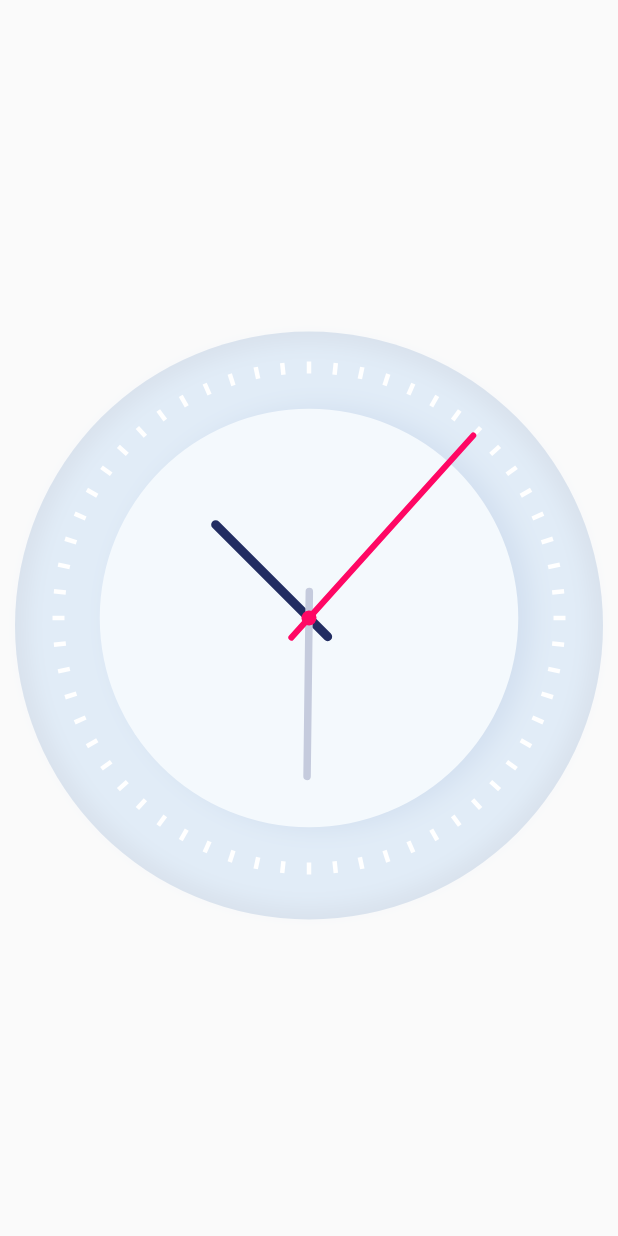
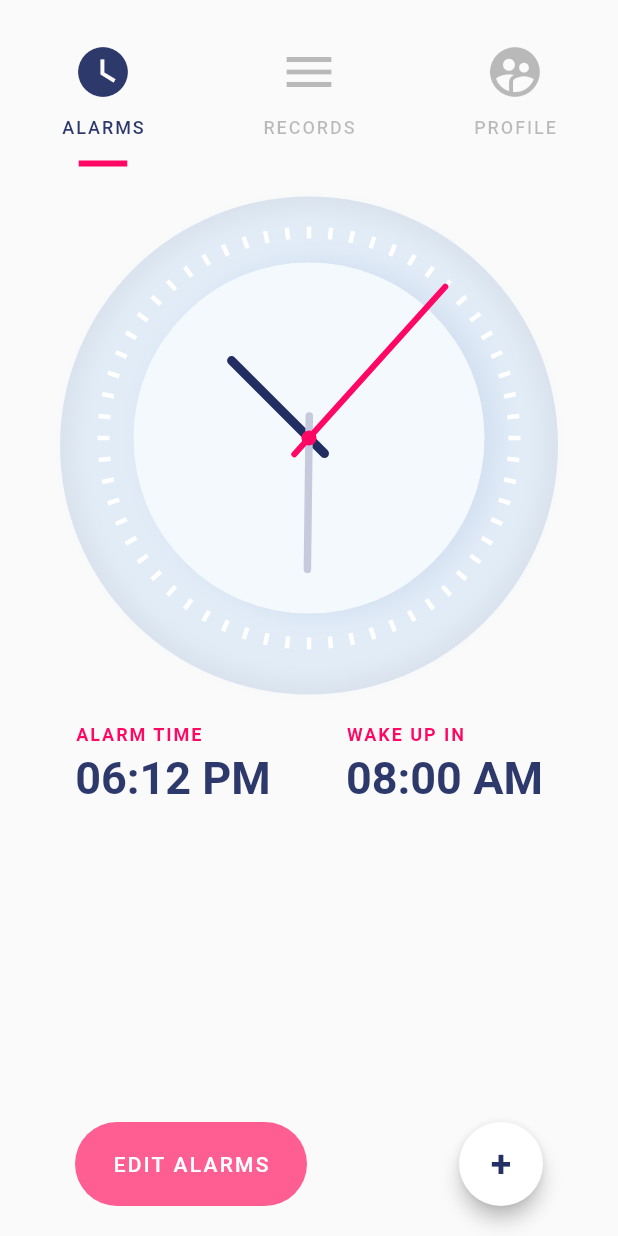
Before and after one commit to MerakchiHibaa/clock_app, a Flutter app: the screen it shows after launch, on a phone screen of 412 x 824 dp. Run offline on Flutter 3.47's test engine with Material 2 defaults, Android fonts, the phone set to English and light mode, and no system bars.

Commit message:
finished the first screen

```diff
--- a/lib/clock.dart
+++ b/lib/clock/clock.dart
@@ -1,9 +1,9 @@
 import 'dart:async';
 import 'dart:math';
 
-import 'package:clock/clock_text.dart';
+import 'clock_face.dart';
+import 'clock_text.dart';
 import 'package:flutter/material.dart';
-import 'package:clock/clock_face.dart';
 
 import 'clock_dial_painter.dart';
 import 'clock_hands.dart';
--- a/lib/clock_dial_painter.dart
+++ b/lib/clock/clock_dial_painter.dart
@@ -1,6 +1,6 @@
 import 'dart:math';
 
-import 'package:clock/clock_text.dart';
+import 'clock_text.dart';
 import 'package:flutter/material.dart';
 
 class ClockDialPainter extends CustomPainter {
--- a/lib/clock_face.dart
+++ b/lib/clock/clock_face.dart
@@ -1,7 +1,7 @@
-import 'package:clock/clock_text.dart';
+import 'clock_text.dart';
 import 'package:flutter/material.dart';
-import 'package:clock/clock_dial_painter.dart';
-import 'package:clock/clock_hands.dart';
+import 'clock_dial_painter.dart';
+import 'clock_hands.dart';
 
 class ClockFace extends StatelessWidget {
   final DateTime dateTime;
--- a/lib/clock_hands.dart
+++ b/lib/clock/clock_hands.dart
@@ -1,8 +1,8 @@
 import 'dart:async';
 
-import 'package:clock/hand_hour.dart';
-import 'package:clock/hand_minute.dart';
-import 'package:clock/hand_second.dart';
+import 'hand_hour.dart';
+import 'hand_minute.dart';
+import 'hand_second.dart';
 import 'package:flutter/material.dart';
 
 class ClockHands extends StatelessWidget {
--- a/lib/main.dart
+++ b/lib/main.dart
@@ -1,6 +1,7 @@
 import 'package:flutter/material.dart';
-import 'package:clock/clock.dart';
-import 'package:clock/clock_text.dart';
+import 'clock/clock.dart';
+import 'clock/clock_text.dart';
+import 'screens/first_screen.dart';
 
 void main() => runApp(new MyApp());
 
@@ -21,24 +22,105 @@ class MyApp extends StatelessWidget {
 class AppClock extends StatelessWidget {
   @override
   Widget build(BuildContext context) {
-    return new Scaffold(
-      body: new Padding(
-        padding: const EdgeInsets.only(left: 10.0, right: 10.0),
-        child: new Column(
-          mainAxisAlignment: MainAxisAlignment.center,
-          children: <Widget>[
-            new Clock(
-                /*
-                circleColor: Colors.black,
-                showBellsAndLegs: false,
-                bellColor: Colors.green,
-                clockText: ClockText.arabic,
-                showHourHandleHeartShape: false,
-           */
+    return Container(
+      height: 600,
+      width: double.infinity,
+      child: DefaultTabController(
+          length: 3,
+          child: Scaffold(
+            bottomNavigationBar: BottomBar(),
+            appBar: AppBar(
+              elevation: 0.0,
+              backgroundColor: Colors.transparent,
+              bottom: PreferredSize(
+                preferredSize: Size.fromHeight(55),
+                child: Container(
+                  color: Colors.transparent,
+                  child: SafeArea(
+                      child: Column(
+                    children: <Widget>[
+                      TabBar(
+                          indicatorWeight: 15,
+                          indicator: UnderlineTabIndicator(
+                              borderSide: BorderSide(
+                                color: Color(0xffff0863),
+                                width: 4.0,
+                              ),
+                              insets:
+                                  EdgeInsets.fromLTRB(40.0, 20.0, 40.0, 0.0)),
+                          indicatorSize: TabBarIndicatorSize.label,
+                          labelColor: Color(0xff2d386b),
+                          labelStyle: TextStyle(
+                            fontSize: 12,
+                            letterSpacing: 1.3,
+                            fontWeight: FontWeight.w500,
+                          ),
+                          unselectedLabelColor: Colors.black26,
+                          tabs: [
+                            Tab(
+                                text: "ALARMS",
+                                icon: Icon(Icons.watch_later, size: 40)),
+                            Tab(
+                                text: "RECORDS",
+                                icon: Icon(Icons.menu, size: 40)),
+                            Tab(
+                                text: "PROFILE",
+                                icon: Icon(Icons.supervised_user_circle,
+                                    size: 40)),
+                          ])
+                    ],
+                  )),
                 ),
-          ],
-        ),
-      ),
+              ),
+            ),
+            body: TabBarView(children: <Widget>[
+              Center(
+                child: FirstTab(),
+              ),
+              Text("second screen"),
+              Text("firthirdst screen"),
+            ]),
+          )),
     );
   }
 }
+
+class BottomBar extends StatelessWidget {
+  @override
+  Widget build(BuildContext context) {
+    return Padding(
+        padding: EdgeInsets.fromLTRB(50, 0, 50, 20),
+        child: Row(
+            mainAxisAlignment: MainAxisAlignment.spaceBetween,
+            children: <Widget>[
+              FlatButton(
+                onPressed: () => {},
+                child: Text(
+                  "EDIT ALARMS",
+                  style: TextStyle(letterSpacing: 1.5),
+                ),
+                color: Color(0xffff5e92),
+                textColor: Colors.white,
+                padding: EdgeInsets.symmetric(vertical: 20, horizontal: 25),
+                shape: RoundedRectangleBorder(
+                  borderRadius: BorderRadius.circular(50),
+                ),
+              ),
+              FloatingActionButton(
+                child: Text(
+                  '+',
+                  style: TextStyle(
+                    color: Color(0xff253165),
+                    fontWeight: FontWeight.w700,
+                    fontSize: 25,
+                  ),
+                ),
+                onPressed: () {},
+                backgroundColor: Colors.white,
+                foregroundColor: Colors.black,
+                elevation: 5,
+                highlightElevation: 3,
+              )
+            ]));
+  }
+}
--- /dev/null
+++ b/lib/screens/first_screen.dart
@@ -0,0 +1,75 @@
+import 'package:clock/clock/clock.dart';
+import 'package:flutter/material.dart';
+
+class FirstTab extends StatelessWidget {
+  @override
+  Widget build(BuildContext context) {
+    return ListView(
+      children: <Widget>[
+        SizedBox(
+          height: 15,
+        ),
+        Padding(
+          padding: EdgeInsets.symmetric(horizontal: 40),
+          child: Clock(),
+        ),
+        SizedBox(
+          height: 25,
+        ),
+        Row(
+          mainAxisAlignment: MainAxisAlignment.spaceEvenly,
+          children: <Widget>[
+            Column(
+              crossAxisAlignment: CrossAxisAlignment.start,
+              children: <Widget>[
+                Text(
+                  "ALARM TIME",
+                  style: TextStyle(
+                    color: Color(0xffff0863),
+                    fontSize: 12,
+                    fontWeight: FontWeight.w700,
+                    letterSpacing: 1.3,
+                  ),
+                ),
+                SizedBox(
+                  height: 4,
+                ),
+                Text(
+                  "06:12 PM",
+                  style: TextStyle(
+                      color: Color(0xff2d386b),
+                      fontSize: 30,
+                      fontWeight: FontWeight.w700),
+                ),
+              ],
+            ),
+            Column(
+              crossAxisAlignment: CrossAxisAlignment.start,
+              children: <Widget>[
+                Text(
+                  "WAKE UP IN",
+                  style: TextStyle(
+                    color: Color(0xffff0863),
+                    fontSize: 12,
+                    fontWeight: FontWeight.w700,
+                    letterSpacing: 1.3,
+                  ),
+                ),
+                SizedBox(
+                  height: 4,
+                ),
+                Text(
+                  "08:00 AM",
+                  style: TextStyle(
+                      color: Color(0xff2d386b),
+                      fontSize: 30,
+                      fontWeight: FontWeight.w700),
+                ),
+              ],
+            ),
+          ],
+        )
+      ],
+    );
+  }
+}
```
Also changed, not shown: lib/clock/clock_text.dart (renamed from lib/clock_text.dart), lib/clock/hand_hour.dart (renamed from lib/hand_hour.dart), lib/clock/hand_minute.dart (renamed from lib/hand_minute.dart), lib/clock/hand_second.dart (renamed from lib/hand_second.dart).
